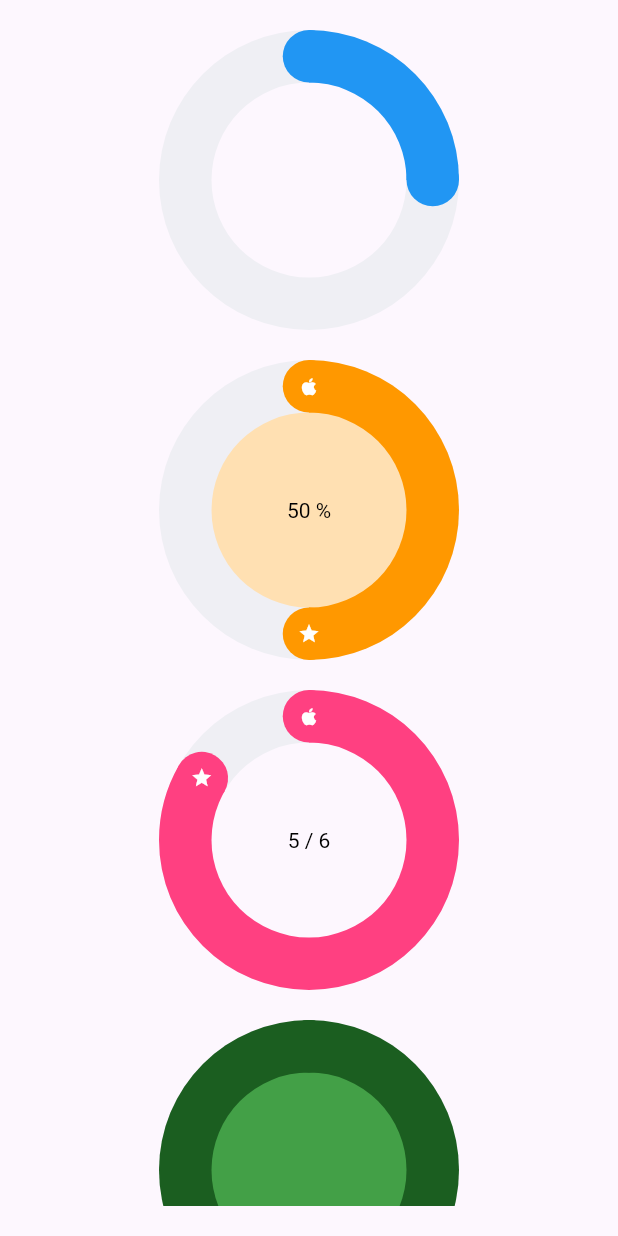
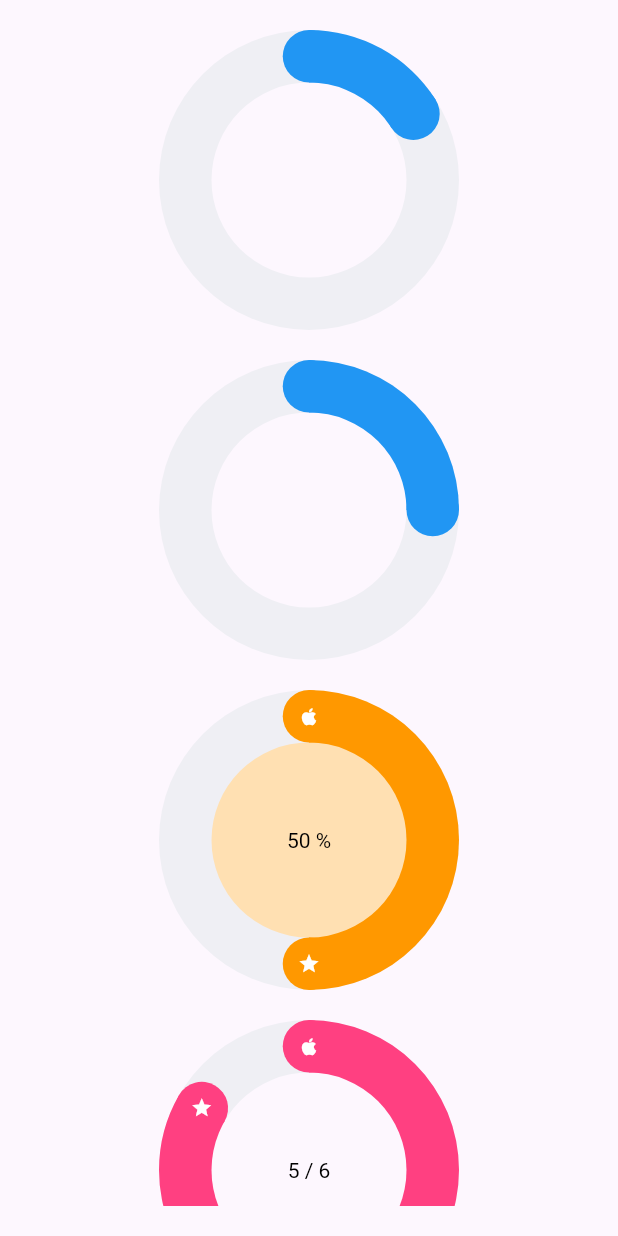
Before and after one commit to Rollfreeze/progress_circle, a Flutter app: the screen it shows after launch, on a phone screen of 412 x 824 dp. Run offline on Flutter 3.47's test engine with Material 3 defaults, Android fonts, the phone set to English and light mode, and no system bars.

Commit message:
Replaced style properties with ProgressCircleStyle class

```diff
--- a/example/lib/main.dart
+++ b/example/lib/main.dart
@@ -25,74 +25,101 @@ class MainApp extends StatelessWidget {
               child: Column(
                 spacing: 20,
                 children: [
+                  const ProgressCircle(
+                    boxSize: _boxSize,
+                    completed: 2,
+                    total: 4,
+                    completedPercent: 16,
+                    style: ProgressCircleStyle(
+                      innerColor: _bgColor,
+                    ),
+                  ),
                   const ProgressCircle.fromValues(
                     boxSize: _boxSize,
                     completed: 1,
                     total: 4,
+                    style: ProgressCircleStyle(
                       innerColor: _bgColor,
+                    ),
                   ),
                   ProgressCircle.fromValues(
                     boxSize: _boxSize,
                     completed: 2,
                     total: 4,
+                    style: ProgressCircleStyle(
                       headIcon: Icons.star,
                       tailIcon: Icons.apple,
                       progressArcColor: Colors.orange,
                       innerColor: Colors.orange.shade100,
                       centerMessage: '50 %',
                     ),
+                  ),
                   const ProgressCircle.fromValues(
                     boxSize: _boxSize,
                     completed: 5,
                     total: 6,
+                    style: ProgressCircleStyle(
                       centerMessage: '5 / 6',
                       innerColor: _bgColor,
                       progressArcColor: Colors.pinkAccent,
                       headIcon: Icons.star,
                       tailIcon: Icons.apple,
                     ),
-                  ProgressCircle.fromValues(
-                    boxSize: _boxSize,
-                    completed: 4,
-                    total: 4,
-                    innerColor: Colors.green.shade600,
-                    progressArcColor: Colors.green.shade900,
                   ),
                   ProgressCircle.fromValues(
                     boxSize: _boxSize,
                     completed: 4,
                     total: 4,
+                    style: ProgressCircleStyle(
+                      innerColor: Colors.green.shade600,
+                      progressArcColor: Colors.green.shade900,
+                    ),
+                  ),
+                  ProgressCircle.fromValues(
+                    boxSize: _boxSize,
+                    completed: 4,
+                    total: 4,
+                    style: ProgressCircleStyle(
                       headIcon: Icons.star,
                       tailIcon: Icons.apple,
                       innerColor: Colors.orange.shade100,
                       progressArcColor: Colors.orange.shade600,
                     ),
+                  ),
                   ProgressCircle.fromValues(
                     boxSize: _boxSize,
                     completed: 4,
                     total: 4,
+                    style: ProgressCircleStyle(
                       innerColor: Colors.red.shade900,
                       progressArcColor: Colors.red,
                       headIcon: Icons.star,
                       tailIcon: Icons.apple,
                     ),
+                  ),
                   const ProgressCircle.fromValues(
                     boxSize: _boxSize,
                     completed: 6,
                     total: 8,
+                    style: ProgressCircleStyle(
                       arcWidth: 15,
+                    ),
                   ),
                   const ProgressCircle.fromValues(
                     boxSize: _boxSize,
                     completed: 2,
                     total: 4,
+                    style: ProgressCircleStyle(
                       arcWidth: 30,
+                    ),
                   ),
                   const ProgressCircle.fromValues(
                     boxSize: _boxSize,
                     completed: 3,
                     total: 8,
+                    style: ProgressCircleStyle(
                       arcWidth: 60,
+                    ),
                   ),
                   const ProgressCircle.fromPercent(
                     boxSize: _boxSize,
--- a/lib/src/progress_circle.dart
+++ b/lib/src/progress_circle.dart
@@ -1,8 +1,37 @@
 import 'package:flutter/material.dart';
 import 'package:progress_circle/src/progress_circle_painter.dart';
+import 'package:progress_circle/src/progress_circle_style.dart';
 
 /// A progress circle box that sets restrictions to its painter and draws it.
 class ProgressCircle extends StatelessWidget {
+  /// Creates a default ProgressCircle.
+  const ProgressCircle({
+    super.key,
+    required this.boxSize,
+    this.total = 0,
+    this.completed = 0,
+    this.completedPercent,
+    this.style = const ProgressCircleStyle(),
+  });
+
+  /// ProgressCircle based on `total` and `completed` values.
+  const ProgressCircle.fromValues({
+    super.key,
+    required this.boxSize,
+    required this.total,
+    required this.completed,
+    this.style = const ProgressCircleStyle(),
+  }) : completedPercent = null;
+
+  /// ProgressCircle based on `completedPercent` value.
+  const ProgressCircle.fromPercent({
+    super.key,
+    required this.boxSize,
+    required this.completedPercent,
+    this.style = const ProgressCircleStyle(),
+  })  : total = 0,
+        completed = 0;
+
   /// A size of the widget.
   final double boxSize;
 
@@ -15,113 +44,8 @@ class ProgressCircle extends StatelessWidget {
   /// Complete percent e.g. 34.7%.
   final double? completedPercent;
 
-  /// A color of the progress curve.
-  final Color progressArcColor;
-
-  /// A Circle's arc width.
-  final double arcWidth;
-
-  /// Should the head of the curve line be rounded.
-  final bool isRoundedHead;
-
-  /// The head's icon.
-  final IconData? headIcon;
-
-  /// The head icon size.
-  final double headIconSize;
-
-  /// The head's icon color.
-  final Color headIconColor;
-
-  /// Should the tail of the curve line be rounded.
-  final bool isRoundedTail;
-
-  /// The head's icon.
-  final IconData? tailIcon;
-
-  /// The head icon size.
-  final double tailIconSize;
-
-  /// The tails's icon color.
-  final Color tailIconColor;
-
-  /// An optional message in the center.
-  final String? centerMessage;
-
-  /// A text style for the center message.
-  final TextStyle? centerMessageStyle;
-
-  /// A color behind the circle.
-  final Color innerColor;
-
-  /// A color of the circle's arc.
-  final Color arcColor;
-
-  const ProgressCircle({
-    super.key,
-    required this.boxSize,
-    this.total = 0,
-    this.completed = 0,
-    this.completedPercent,
-    this.progressArcColor = Colors.blue,
-    this.arcWidth = 35,
-    this.isRoundedHead = true,
-    this.headIcon,
-    this.headIconSize = 15.0,
-    this.headIconColor = Colors.white,
-    this.isRoundedTail = true,
-    this.tailIcon,
-    this.tailIconSize = 15.0,
-    this.tailIconColor = Colors.white,
-    this.centerMessage,
-    this.centerMessageStyle,
-    this.innerColor = Colors.white,
-    this.arcColor = const Color(0XFFEFEFF4),
-  });
-
-  /// ProgressCircle based on `total` and `completed` values.
-  const ProgressCircle.fromValues({
-    super.key,
-    required this.boxSize,
-    required this.total,
-    required this.completed,
-    this.progressArcColor = Colors.blue,
-    this.arcWidth = 35,
-    this.isRoundedHead = true,
-    this.headIcon,
-    this.headIconSize = 15.0,
-    this.headIconColor = Colors.white,
-    this.isRoundedTail = true,
-    this.tailIcon,
-    this.tailIconSize = 15.0,
-    this.tailIconColor = Colors.white,
-    this.centerMessage,
-    this.centerMessageStyle,
-    this.innerColor = Colors.white,
-    this.arcColor = const Color(0XFFEFEFF4),
-  }) : completedPercent = null;
-
-  /// ProgressCircle based on `completedPercent` value.
-  const ProgressCircle.fromPercent({
-    super.key,
-    required this.boxSize,
-    required this.completedPercent,
-    this.progressArcColor = Colors.blue,
-    this.arcWidth = 35,
-    this.isRoundedHead = true,
-    this.headIcon,
-    this.headIconSize = 15.0,
-    this.headIconColor = Colors.white,
-    this.isRoundedTail = true,
-    this.tailIcon,
-    this.tailIconSize = 15.0,
-    this.tailIconColor = Colors.white,
-    this.centerMessage,
-    this.centerMessageStyle,
-    this.innerColor = Colors.white,
-    this.arcColor = const Color(0XFFEFEFF4),
-  })  : total = 0,
-        completed = 0;
+  /// Style properties for the widget.
+  final ProgressCircleStyle style;
 
   @override
   Widget build(BuildContext context) {
@@ -132,20 +56,7 @@ class ProgressCircle extends StatelessWidget {
           total: total,
           completed: completed,
           completedPercent: completedPercent,
-          progressArcColor: progressArcColor,
-          arcWidth: arcWidth,
-          isRoundedHead: isRoundedHead,
-          headIcon: headIcon,
-          headIconSize: headIconSize,
-          headIconColor: headIconColor,
-          isRoundedTail: isRoundedTail,
-          tailIcon: tailIcon,
-          tailIconSize: tailIconSize,
-          tailIconColor: tailIconColor,
-          centerMessage: centerMessage,
-          centerMessageStyle: centerMessageStyle,
-          innerColor: innerColor,
-          arcColor: arcColor,
+          style: style,
         ),
       ),
     );
--- a/lib/src/progress_circle_painter.dart
+++ b/lib/src/progress_circle_painter.dart
@@ -1,78 +1,16 @@
 import 'dart:math';
 import 'dart:ui';
 import 'package:flutter/material.dart';
+import 'package:progress_circle/src/progress_circle_style.dart';
 
 /// A Painter for drawing a circle with its progress curve.
 class ProgressCirclePainter extends CustomPainter {
-  /// Total value.
-  final double total;
-
-  /// Completed value.
-  final double completed;
-
-  /// Complete percent e.g. 34.7%.
-  final double? completedPercent;
-
-  /// A color of the progress curve.
-  final Color progressArcColor;
-
-  /// A Circle's arc width.
-  final double arcWidth;
-
-  /// Should the head of the curve line be rounded.
-  final bool isRoundedHead;
-
-  /// The head's icon.
-  final IconData? headIcon;
-
-  /// The head's icon size.
-  final double headIconSize;
-
-  /// The head's icon color.
-  final Color headIconColor;
-
-  /// Should the tail of the curve line be rounded.
-  final bool isRoundedTail;
-
-  /// The tail's icon.
-  final IconData? tailIcon;
-
-  /// The tail icon size.
-  final double tailIconSize;
-
-  /// The tails's icon color.
-  final Color tailIconColor;
-
-  /// An optional message in the center.
-  final String? centerMessage;
-
-  /// A text style for the center message.
-  final TextStyle? centerMessageStyle;
-
-  /// A color behind the circle.
-  final Color innerColor;
-
-  /// A color of the circle's arc.
-  final Color arcColor;
-
+  /// Paints ProgressCircle based on the given properties.
   const ProgressCirclePainter({
     required this.total,
     required this.completed,
     required this.completedPercent,
-    required this.progressArcColor,
-    required this.arcWidth,
-    required this.isRoundedHead,
-    required this.headIcon,
-    required this.headIconSize,
-    required this.headIconColor,
-    required this.isRoundedTail,
-    required this.tailIcon,
-    required this.tailIconSize,
-    required this.tailIconColor,
-    required this.centerMessage,
-    required this.centerMessageStyle,
-    required this.innerColor,
-    required this.arcColor,
+    required this.style,
   })  : assert(
           total >= completed,
           "Total can't be less than completed",
@@ -90,6 +28,18 @@ class ProgressCirclePainter extends CustomPainter {
           "Completed percent can't be less than 0",
         );
 
+  /// Total value.
+  final double total;
+
+  /// Completed value.
+  final double completed;
+
+  /// Complete percent e.g. 34.7%.
+  final double? completedPercent;
+
+  /// Style properties for the widget.
+  final ProgressCircleStyle style;
+
   @override
   bool shouldRepaint(covariant CustomPainter oldDelegate) => false;
 
@@ -106,11 +56,11 @@ class ProgressCirclePainter extends CustomPainter {
   void paint(Canvas canvas, Size size) {
     assert(size.height == size.width, "A parent box must be square");
 
-    final innerCirclePaint = Paint()..color = innerColor;
-    final outerCirclePaint = Paint()..color = arcColor;
+    final innerCirclePaint = Paint()..color = style.innerColor;
+    final outerCirclePaint = Paint()..color = style.arcColor;
 
     final outerCircleRadius = size.width / 2;
-    final innerCircleRadius = outerCircleRadius - arcWidth;
+    final innerCircleRadius = outerCircleRadius - style.arcWidth;
 
     final center = Offset(outerCircleRadius, outerCircleRadius);
 
@@ -139,7 +89,7 @@ class ProgressCirclePainter extends CustomPainter {
       size: size,
       dx: center.dx,
       dy: center.dy,
-      centerMessage: centerMessage,
+      centerMessage: style.centerMessage,
       innerRadius: innerCircleRadius * 2,
     );
 
@@ -163,7 +113,7 @@ class ProgressCirclePainter extends CustomPainter {
     required Offset center,
   }) {
     const startAngle = 3 * pi / 2;
-    final curvePaint = Paint()..color = progressArcColor;
+    final curvePaint = Paint()..color = style.progressArcColor;
 
     canvas.drawArc(
       Rect.fromCircle(
@@ -197,11 +147,11 @@ class ProgressCirclePainter extends CustomPainter {
     required Size size,
     required Offset center,
   }) {
-    if (!isRoundedHead) return;
+    if (!style.isRoundedHead) return;
 
     if (_completedPercent <= 0) return;
-    final headRadius = arcWidth / 2;
-    final headPaint = Paint()..color = progressArcColor;
+    final headRadius = style.arcWidth / 2;
+    final headPaint = Paint()..color = style.progressArcColor;
 
     final headPoint = Offset(size.width / 2 - headRadius, 0);
 
@@ -224,13 +174,13 @@ class ProgressCirclePainter extends CustomPainter {
     required Offset headPoint,
     required Canvas canvas,
   }) {
-    if (headIcon == null) return;
+    if (style.headIcon == null) return;
     if (_completedPercent >= 100) return;
 
     canvas.translate(headPoint.dx, headPoint.dy);
     _rotateProgressCounterclockwise(canvas: canvas);
 
-    final iconOffset = -headIconSize / 2;
+    final iconOffset = -style.headIconSize / 2;
     final pictureRecorder = PictureRecorder();
     final iconCanvas = Canvas(pictureRecorder);
 
@@ -239,12 +189,12 @@ class ProgressCirclePainter extends CustomPainter {
     );
 
     iconPainter.text = TextSpan(
-      text: String.fromCharCode(headIcon!.codePoint),
+      text: String.fromCharCode(style.headIcon!.codePoint),
       style: TextStyle(
-        fontFamily: headIcon!.fontFamily,
-        package: headIcon!.fontPackage,
-        fontSize: headIconSize,
-        color: headIconColor,
+        fontFamily: style.headIcon!.fontFamily,
+        package: style.headIcon!.fontPackage,
+        fontSize: style.headIconSize,
+        color: style.headIconColor,
       ),
     );
 
@@ -264,11 +214,11 @@ class ProgressCirclePainter extends CustomPainter {
     required Size size,
     required Offset center,
   }) {
-    if (!isRoundedTail) return;
+    if (!style.isRoundedTail) return;
 
     if (_completedPercent <= 0) return;
-    final headRadius = arcWidth / 2;
-    final headPaint = Paint()..color = progressArcColor;
+    final headRadius = style.arcWidth / 2;
+    final headPaint = Paint()..color = style.progressArcColor;
 
     final headPoint = Offset(size.width / 2, headRadius);
 
@@ -288,10 +238,10 @@ class ProgressCirclePainter extends CustomPainter {
     required Offset headPoint,
     required Canvas canvas,
   }) {
-    if (tailIcon == null) return;
+    if (style.tailIcon == null) return;
     if (_completedPercent <= 0) return;
 
-    final iconOffset = -headIconSize / 2;
+    final iconOffset = -style.headIconSize / 2;
     final pictureRecorder = PictureRecorder();
     final iconCanvas = Canvas(pictureRecorder);
 
@@ -300,12 +250,12 @@ class ProgressCirclePainter extends CustomPainter {
     );
 
     iconPainter.text = TextSpan(
-      text: String.fromCharCode(tailIcon!.codePoint),
+      text: String.fromCharCode(style.tailIcon!.codePoint),
       style: TextStyle(
-        fontFamily: tailIcon!.fontFamily,
-        package: tailIcon!.fontPackage,
-        fontSize: tailIconSize,
-        color: tailIconColor,
+        fontFamily: style.tailIcon!.fontFamily,
+        package: style.tailIcon!.fontPackage,
+        fontSize: style.tailIconSize,
+        color: style.tailIconColor,
       ),
     );
 
@@ -332,7 +282,7 @@ class ProgressCirclePainter extends CustomPainter {
 
     final textSpan = TextSpan(
       text: centerMessage,
-      style: centerMessageStyle ??
+      style: style.centerMessageStyle ??
           const TextStyle(
             color: Colors.black,
             fontSize: 14,
```
Lines whose indentation alone changed are shown as unchanged.
